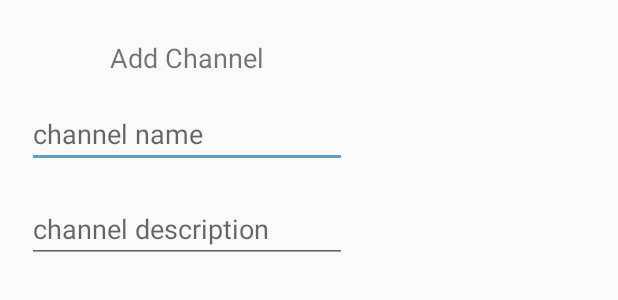
After one commit to kajol9405/SmackChatApp, an Android app: the layout add_channel_dialog.xml on its own in the app's theme, with its tools: preview values and no code run, on a phone screen of 412 x 824 dp. The commit adds this screen. Shown: the top 300 px of the screen. Run offline under Robolectric (Android 15) with nearby library versions, the phone set to English and light mode, and no system bars.

Commit message:
add channel UI/UX

```diff
--- /dev/null
+++ b/app/src/main/res/layout/add_channel_dialog.xml
@@ -0,0 +1,40 @@
+<?xml version="1.0" encoding="utf-8"?>
+<LinearLayout xmlns:android="http://schemas.android.com/apk/res/android"
+    android:layout_width="wrap_content"
+    android:layout_height="wrap_content"
+    android:orientation="vertical">
+
+    <TextView
+        android:id="@+id/textView3"
+        android:layout_width="match_parent"
+        android:layout_height="wrap_content"
+        android:layout_marginTop="26dp"
+        android:layout_marginBottom="16dp"
+        android:textAlignment="center"
+        android:text="@string/add_channel"
+        android:textSize="18sp" />
+
+    <EditText
+        android:id="@+id/addChannelName"
+        android:layout_width="match_parent"
+        android:layout_height="wrap_content"
+        android:ems="10"
+        android:layout_marginBottom="18dp"
+        android:layout_marginLeft="18dp"
+        android:layout_marginRight="18dp"
+        android:hint="@string/channel_name"
+        android:inputType="textPersonName"
+        android:textColor="@android:color/darker_gray" />
+
+    <EditText
+        android:id="@+id/addChannelDescription"
+        android:layout_width="match_parent"
+        android:layout_height="wrap_content"
+        android:ems="10"
+        android:layout_marginBottom="18dp"
+        android:layout_marginLeft="18dp"
+        android:layout_marginRight="18dp"
+        android:hint="@string/channel_description"
+        android:inputType="textPersonName"
+        android:textColor="@android:color/darker_gray" />
+</LinearLayout>
--- a/app/src/main/res/values/strings.xml
+++ b/app/src/main/res/values/strings.xml
@@ -7,4 +7,7 @@
     <string name="action_settings">Settings</string>
     <string name="name">name</string>
     <string name="email">email</string>
+    <string name="add_channel">Add Channel</string>
+    <string name="channel_name">channel name</string>
+    <string name="channel_description">channel description</string>
 </resources>
```
Also changed, not shown: app/src/main/java/com/example/kajol/smackchatapp/Controller/LoginActivity.kt (+40 -1 lines), app/src/main/java/com/example/kajol/smackchatapp/Controller/MainActivity.kt (+33 -0 lines), app/src/main/res/layout/activity_login.xml (+14 -2 lines).
